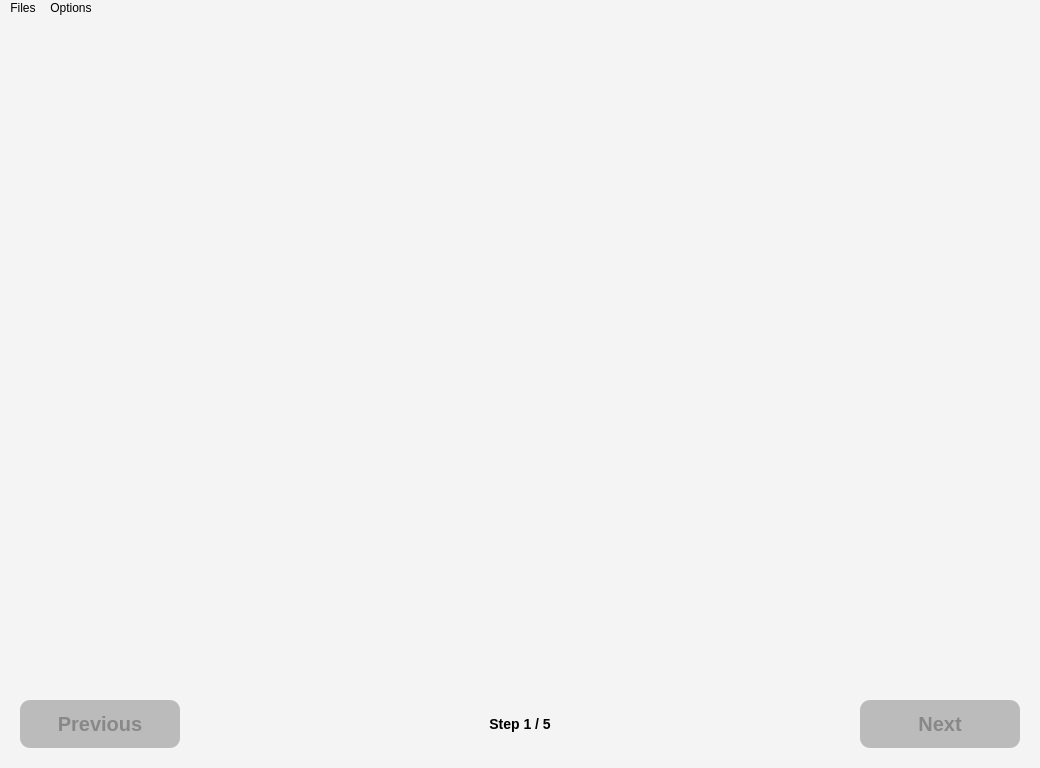
First picture: the form in src/gui/mainframe.ui, repository lamyj/dicomifier, before the edit.
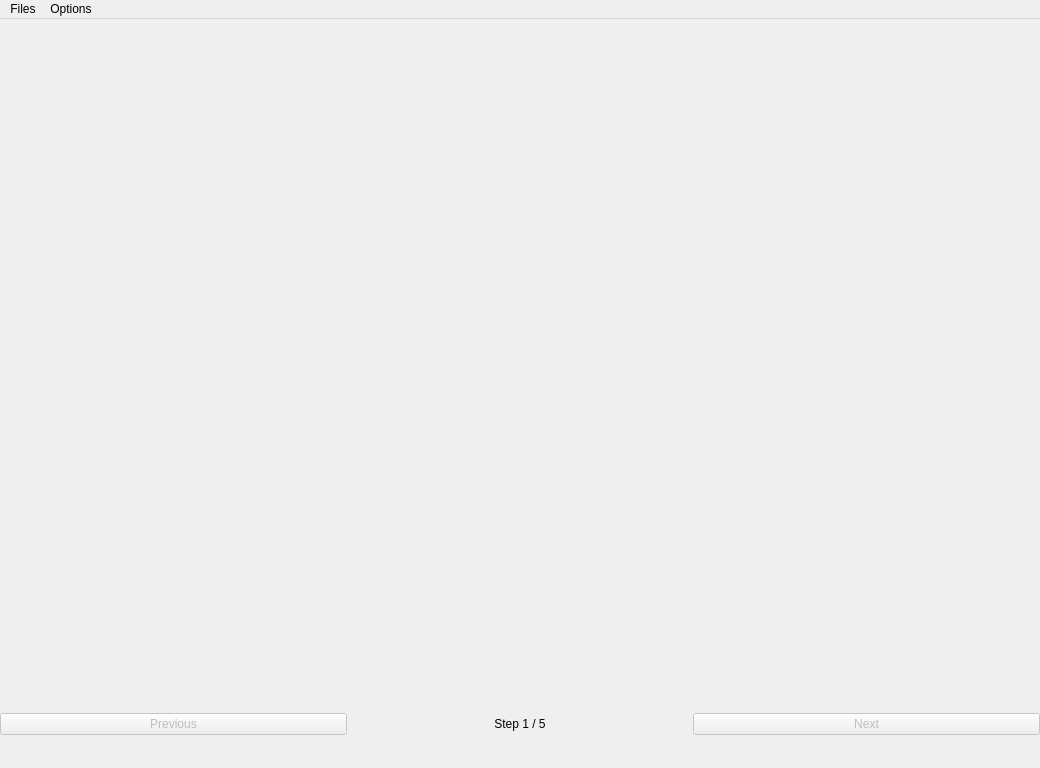
Second picture: the form after the edit. Icons and pictures are not drawn.

Commit message: Simplify layout

```diff
--- a/src/gui/mainframe.ui
+++ b/src/gui/mainframe.ui
@@ -22,116 +22,7 @@
   <property name="windowTitle">
    <string>Dicomifier Interface</string>
   </property>
-  <property name="styleSheet">
-   <string notr="true">QWidget 
-{
-    background-color: #F4F4F4;
-}
-
-QWidget #menuBar
-{
-    border: none;
-}
-
-QMenuBar 
-{
-    background-color: qlineargradient(x1:0, y1:0, x2:0, y2:1,
-                                      stop:0 #EEEEEE, stop:1 #BBBBBB);
-}
- 
-QMenuBar::item 
-{
-    spacing: 3px; /* spacing between menu bar items */
-    padding: 1px 4px;
-    background: transparent;
-    border-radius: 4px;
-}
-
-QMenuBar::item:selected 
-{
-    border-color: lightblue;
-    background: rgba(200, 200, 200, 255);
-}
-
-QMenuBar::item:pressed 
-{
-    background: rgba(200, 200, 200, 200);
-}
-
-QMenu 
-{
-    background-color: white;
-    margin: 2px; /* some spacing around the menu */
-}
-
-QMenu::item 
-{
-    padding: 2px 25px 2px 20px;
-    border: 1px solid transparent;
-}
-
-QMenu::item:selected 
-{
-    border-color: lightblue;
-    background: rgba(200, 200, 200, 150);
-}
- 
-QMenu::icon:checked 
-{
-    background: #CCCCCC;
-    border: 1px inset lightblue;
-    position: absolute;
-    top: 1px;
-    right: 1px;
-    bottom: 1px;
-    left: 1px;
-}
-
-QMenu::separator 
-{
-    height: 2px;
-    background: #BBBBBB;
-    margin-left: 5spx;
-    margin-right: 5px;
-}
-
-QMenu::indicator 
-{
-    width: 13px;
-    height: 13px;
-}
-</string>
-  </property>
   <widget class="QWidget" name="centralWidget">
-   <property name="styleSheet">
-    <string notr="true">QPushButton
-{
-    background-color: #2266FF;
-    border: 1px solid grey;
-    border-radius: 10px;
-    margin: 20px;
-    font-size: 20px;
-    font-weight: bold;
-    color: black;
-}
-
-QPushButton:disabled
-{
-    background-color: #BBBBBB;
-    color: #888888;
-}
-
-QPushButton:pressed
-{
-    background-color: #22BBFF;
-}
-
-QPushButton:checked
-{
-    border: 1px solid grey;
-    border-radius: 10px;
-}</string>
-   </property>
    <layout class="QGridLayout" name="gridLayout_2" rowstretch="0,0">
     <property name="leftMargin">
      <number>0</number>
@@ -165,20 +56,7 @@
         <height>88</height>
        </size>
       </property>
-      <property name="styleSheet">
-       <string notr="true">QWidget 
-{
-    border: none;
-    font-weight: bold;
-}
-
-QLabel
-{
-    background: transparent;
-    font-size: 14px;
-}</string>
-      </property>
-      <layout class="QGridLayout" name="gridLayout_3" rowstretch="0,0" rowminimumheight="0,0">
+      <layout class="QGridLayout" name="gridLayout_3" rowstretch="0,0">
        <property name="leftMargin">
         <number>0</number>
        </property>
@@ -194,7 +72,7 @@
        <property name="spacing">
         <number>0</number>
        </property>
-       <item row="1" column="2">
+       <item row="1" column="1">
         <widget class="QLabel" name="stepNumberLabel">
          <property name="text">
           <string>Step 1 / 5</string>
@@ -207,75 +85,25 @@
          </property>
         </widget>
        </item>
-       <item row="1" column="4">
-        <widget class="QPushButton" name="nextButton">
-         <property name="enabled">
-          <bool>false</bool>
-         </property>
-         <property name="minimumSize">
-          <size>
-           <width>200</width>
-           <height>88</height>
-          </size>
-         </property>
-         <property name="maximumSize">
-          <size>
-           <width>200</width>
-           <height>88</height>
-          </size>
-         </property>
-         <property name="text">
-          <string>Next</string>
-         </property>
-        </widget>
-       </item>
        <item row="1" column="0">
         <widget class="QPushButton" name="previousButton">
          <property name="enabled">
           <bool>false</bool>
          </property>
-         <property name="minimumSize">
-          <size>
-           <width>200</width>
-           <height>88</height>
-          </size>
-         </property>
-         <property name="maximumSize">
-          <size>
-           <width>200</width>
-           <height>88</height>
-          </size>
-         </property>
          <property name="text">
           <string>Previous</string>
          </property>
         </widget>
        </item>
-       <item row="1" column="1">
-        <spacer name="horizontalSpacer">
-         <property name="orientation">
-          <enum>Qt::Horizontal</enum>
+       <item row="1" column="2">
+        <widget class="QPushButton" name="nextButton">
+         <property name="enabled">
+          <bool>false</bool>
          </property>
-         <property name="sizeHint" stdset="0">
-          <size>
-           <width>40</width>
-           <height>20</height>
-          </size>
+         <property name="text">
+          <string>Next</string>
          </property>
-        </spacer>
-       </item>
-       <item row="1" column="3">
-        <spacer name="horizontalSpacer_2">
-         <property name="orientation">
-          <enum>Qt::Horizontal</enum>
-         </property>
-         <property name="sizeHint" stdset="0">
-          <size>
-           <width>40</width>
-           <height>20</height>
-          </size>
-         </property>
-        </spacer>
+        </widget>
        </item>
       </layout>
      </widget>
@@ -288,414 +116,6 @@
         <verstretch>0</verstretch>
        </sizepolicy>
       </property>
-      <property name="styleSheet">
-       <string notr="true">QTreeView 
-{
-    show-decoration-selected: 1;
-    margin: 5px;
-    border-radius: 10px;
-    border: 1px solid #2299FF;
-}
-
-QTreeView:disabled
-{
-    border: 1px solid #999999;
-}
-
-QTreeView::item 
-{
-    border-top-color: transparent;
-    border-bottom-color: transparent;
-    height: 20px;
-}
-
-QTreeView::item:hover 
-{
-    background: qlineargradient(x1: 0, y1: 0, x2: 0, y2: 1, stop: 0 #e7effd, stop: 1 #cbdaf1);
-    border: 1px solid #bfcde4;
-}
-
- QTreeView::item:selected {
-     border: 1px solid #567dbc;
- }
-
-QTreeView::item:selected:active{
-     background: qlineargradient(x1: 0, y1: 0, x2: 0, y2: 1, stop: 0 #6ea1f1, stop: 1 #567dbc);
-}
-
-QTreeView::item:selected:!active {
-     background: qlineargradient(x1: 0, y1: 0, x2: 0, y2: 1, stop: 0 #6b9be8, stop: 1 #577fbf);
-}
-
-QTreeView::indicator 
-{
-	width: 32px;
-	height: 32px;
-}
-
- QTreeView::indicator:unchecked {
-     image: url(:/images/checkbox_unchecked);
- }
-
- QTreeView::indicator:unchecked:disabled {
-     image: url(:/images/checkbox_unchecked_off);
- }
- 
- QTreeView::indicator:unchecked:hover {
-     image: url(:/images/checkbox_unchecked);
- }
- 
- QTreeView::indicator:unchecked:pressed {
-     image: url(:/images/checkbox_unchecked);
- }
- 
- QTreeView::indicator:checked {
-     image: url(:/images/checkbox_checked);
- }
- 
- QTreeView::indicator:checked:disabled {
-     image: url(:/images/checkbox_checked_off);
- }
- 
- QTreeView::indicator:checked:hover {
-     image: url(:/images/checkbox_checked);
- }
- 
- QTreeView::indicator:checked:pressed {
-     image: url(:/images/checkbox_checked);
- }
- 
- QTreeView::indicator:indeterminate {
-     image: url(:/images/checkbox_partial);
- }
- 
- QTreeView::indicator:indeterminate:disabled {
-     image: url(:/images/checkbox_partial_off);
- }
- 
- QTreeView::indicator:indeterminate:hover {
-     image: url(:/images/checkbox_partial);
- }
- 
- QTreeView::indicator:indeterminate:pressed {
-     image: url(:/images/checkbox_partial);
- }
-
-QTreeView::branch:has-children:!has-siblings:closed,
-QTreeView::branch:closed:has-children:has-siblings 
-{
-    border-image: none;
-    image: url(:/images/treeview_closed);
-	margin-left: 5px;
- }
-
-QTreeView::branch:open:has-children:!has-siblings,
-QTreeView::branch:open:has-children:has-siblings  
-{
-    border-image: none;
-    image: url(:/images/treeview_open);
-	margin-left: 5px;
- }
-
-QWidget #widget
-{
-    border: none;
-    margin: 0px 2px;
-}
-
-QHeaderView::section 
-{
-    background: transparent;
-    color: #777777;
-    padding-left: 4px;
-}
-
-QHeaderView
-{
-    background: transparent;
-    border-bottom: 1px solid #2299FF;
-}
-
-QHeaderView:disabled
-{
-    border-bottom: 1px solid #999999;
-}
-
-QLabel
-{
-    background: transparent;
-    border: none;
-    font-size: 18px;
-    margin: 10px 5px;
-}
-
-QLineEdit
-{
-    margin: 0px 5px;
-    background-color: white;
-    border-radius: 8px;
-    border: 1px solid #2299FF;
-}
-
-QLineEdit:disabled
-{
-    border: 1px solid #999999;
-    background-color: #F2F2F2;
-}
-
-QCheckBox
-{
-    font-size: 18px;
-    spacing: 10px;
-}
- 
- QCheckBox::indicator 
-{
-	width: 32px;
-	height: 32px;
-}
-
-QCheckBox::indicator:unchecked {
-     image: url(:/images/checkbox_unchecked);
- }
-
- QCheckBox::indicator:unchecked:disabled {
-     image: url(:/images/checkbox_unchecked_off);
- }
- 
- QCheckBox::indicator:unchecked:hover {
-     image: url(:/images/checkbox_unchecked);
- }
- 
- QCheckBox::indicator:unchecked:pressed {
-     image: url(:/images/checkbox_unchecked);
- }
- 
- QCheckBox::indicator:checked {
-     image: url(:/images/checkbox_checked);
- }
- 
- QCheckBox::indicator:checked:disabled {
-     image: url(:/images/checkbox_checked_off);
- }
- 
- QCheckBox::indicator:checked:hover {
-     image: url(:/images/checkbox_checked);
- }
- 
- QCheckBox::indicator:checked:pressed {
-     image: url(:/images/checkbox_checked);
- }
- 
- QCheckBox::indicator:indeterminate {
-     image: url(:/images/checkbox_partial);
- }
- 
- QCheckBox::indicator:indeterminate:disabled {
-     image: url(:/images/checkbox_partial_off);
- }
- 
- QCheckBox::indicator:indeterminate:hover {
-     image: url(:/images/checkbox_partial);
- }
- 
- QCheckBox::indicator:indeterminate:pressed {
-     image: url(:/images/checkbox_partial);
- }
-
-QRadioButton
-{
-    margin: 5px 15px;
-    font-size: 18px;
-    background: transparent;
-    border: none;
-}
-
-QRadioButton::indicator {
-     width: 20px;
-     height: 20px;
- }
- 
- QRadioButton::indicator::unchecked {
-     image: url(:/images/radiobutton_unchecked);
- }
- 
- QRadioButton::indicator:unchecked:disabled {
-     image: url(:/images/radiobutton_unchecked_off);
- }
- 
- QRadioButton::indicator:unchecked:hover {
-     image: url(:/images/radiobutton_unchecked);
- }
- 
- QRadioButton::indicator:unchecked:pressed {
-     image: url(:/images/radiobutton_unchecked);
- }
- 
- QRadioButton::indicator::checked {
-     image: url(:/images/radiobutton_checked);
- }
-
-QRadioButton::indicator:checked:disabled
-{
-	image: url(:/images/radiobutton_checked_off);
-}
- 
- QRadioButton::indicator:checked:hover {
-     image: url(:/images/radiobutton_checked);
- }
- 
- QRadioButton::indicator:checked:pressed {
-     image: url(:/images/radiobutton_checked);
- }
-
-QComboBox 
-{
-    margin: 0px 5px;
-    background-color: white;
-    border-radius: 8px;
-    border: 1px solid #2299FF;
-	padding-left: 10px;
-	padding-right: 5px;
-}
-
-QComboBox:disabled
-{
-    border: 1px solid #999999;
-    background-color: #F2F2F2;
-}
-
-QComboBox:!editable, QComboBox::drop-down:editable 
-{
-    background-color: white;
-}
-
-QComboBox:!editable:enabled
-{
-	color: black;
-}
-
-QComboBox:!editable:on, QComboBox::drop-down:editable:on 
-{
-    background: qlineargradient(x1: 0, y1: 0, x2: 0, y2: 1,
-                                 stop: 0 #D3D3D3, stop: 0.4 #D8D8D8,
-                                 stop: 0.5 #DDDDDD, stop: 1.0 #E1E1E1);
-	color: black;
-}
-
-QComboBox:on 
-{
-	color: black;
-}
-
-QComboBox::drop-down {
-    subcontrol-origin: margin;
-    subcontrol-position: top right;
-	margin-right: 25px;
- 
-    border-left-width: 0px;
-    border-left-color: white;
-    border-left-style: solid; /* just a single line */
-    border-top-right-radius: 3px; /* same radius as the QComboBox */
-    border-bottom-right-radius: 3px;
-}
-
-QComboBox::down-arrow 
-{
-    image: url(:/images/combobox_arrow);
-}
-
-QComboBox::down-arrow:disabled
-{
-    image: url(:/images/combobox_arrow_off);
-}
-
-QComboBox QAbstractItemView {
-     border: 2px solid #2299FF;
-     selection-background-color: lightgray;
- }
-
-QDateEdit 
-{
-    padding-right: 35px; 
-	font-size: 18px;
-    background-color: white;
-    border-radius: 8px;
-    border: 1px solid #2299FF;
-	margin-right: 5px;
-}
-
-QDateEdit:disabled
-{
-    border: 1px solid #999999;
-    background-color: #F2F2F2;
-}
-
-QDateEdit::drop-down 
-{
-    subcontrol-origin: margin;
-    subcontrol-position: top right;
-	margin-right: 25px;
- 
-    border: none;
-}
-
-QDateEdit::down-arrow 
-{
-    image: url(:/images/combobox_arrow);
-}
-
-QDateEdit::down-arrow:disabled
-{
-    image: url(:/images/combobox_arrow_off);
-}
-
-QDateEdit QCalendarWidget
-{
-    border: 1px solid #2299FF;
-}
-
-QDateTimeEdit 
-{
-    padding-right: 35px; 
-	font-size: 18px;
-    background-color: white;
-    border-radius: 8px;
-    border: 1px solid #2299FF;
-	margin-right: 5px;
-}
-
-QDateTimeEdit:disabled
-{
-    border: 1px solid #999999;
-    background-color: #F2F2F2;
-}
-
-QDateTimeEdit::drop-down 
-{
-    subcontrol-origin: margin;
-    subcontrol-position: top right;
-	margin-right: 25px;
- 
-    border: none;
-}
-
-QDateTimeEdit::down-arrow 
-{
-    image: url(:/images/combobox_arrow);
-}
-
-QDateTimeEdit::down-arrow:disabled
-{
-    image: url(:/images/combobox_arrow_off);
-}
-
-QDateTimeEdit QCalendarWidget
-{
-    border: 1px solid #2299FF;
-}
-</string>
-      </property>
       <layout class="QVBoxLayout" name="verticalLayout"/>
      </widget>
     </item>
@@ -707,7 +127,7 @@
      <x>0</x>
      <y>0</y>
      <width>1040</width>
-     <height>23</height>
+     <height>22</height>
     </rect>
    </property>
    <widget class="QMenu" name="menuFiles">
```
The commit also changes 4 other files.
